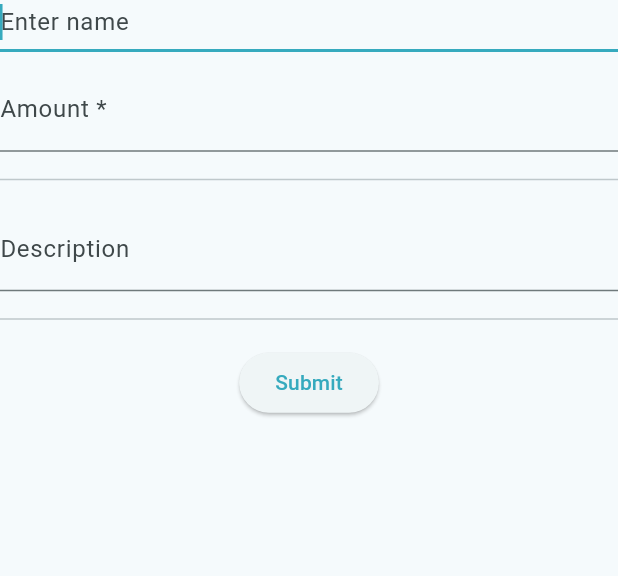
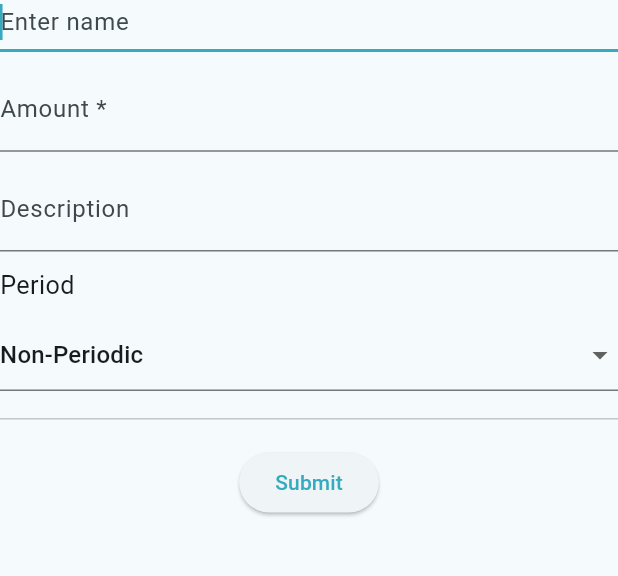
Before and after one commit to Supalien/WiseBud, a Flutter app: the NewBudgetScreen screen opened directly, on a phone screen of 412 x 824 dp, the part 116-692 px from its top. Run offline on Flutter 3.47's test engine with Material 3 defaults, Android fonts, the phone set to English and light mode, and no system bars; our stand-ins replace drift, drift_flutter; accounts and stored records are empty; generated files the repository leaves out were written again.

Commit message:
Improved new_budget and implemented periods

```diff
--- a/lib/database/database.dart
+++ b/lib/database/database.dart
@@ -100,7 +100,9 @@ class BudgetItems extends Table {
   TextColumn get name => text()();
   TextColumn get desc => text().nullable()();
   IntColumn get amount => integer()();
-  IntColumn get periodDays => integer()();
+  TextColumn get period => textEnum<Period>()();
+  IntColumn get customPeriod => integer().nullable()();
+
 
   IntColumn get tripId => integer().nullable().references(TripItems, #id)();
 }
--- a/lib/main.dart
+++ b/lib/main.dart
@@ -59,7 +59,7 @@ final Trip fakeTrip = Trip(
     Budget(
       name: 'accommodation',
       amount: 400,
-      periodDays: 30,
+      period: Period.monthly,
       expenses: [
         Expense(amount: 15, time: DateTime(2030, 1, 1, 1)),
         Expense(amount: 12, time: DateTime(2030, 1, 2)),
@@ -70,7 +70,7 @@ final Trip fakeTrip = Trip(
     Budget(
       name: 'food',
       amount: 100,
-      periodDays: 1,
+      period: Period.daily,
       expenses: [
         Expense(amount: 15, desc: 'breakfast'),
         Expense(amount: 55, desc: 'lunch'),
--- a/lib/models/budget.dart
+++ b/lib/models/budget.dart
@@ -1,15 +1,16 @@
 import 'package:drift/drift.dart';
+import 'package:flutter/material.dart';
 import 'package:wisebud/database/database.dart';
 import 'package:wisebud/models/expense.dart';
 import 'package:wisebud/models/trip.dart';
+import 'package:wisebud/utils.dart';
 
 class Budget {
   String name;
   String? desc;
   int amount;
-  int
-  periodDays; // TODO: need to figure out how to proccess monthly budgets when months have dynamic lengths. (maybe average of months length in the period of the trip?)
-              // Issue URL: https://github.com/Supalien/WiseBud/issues/28
+  Period period;
+  int? customPeriod;
 
   Trip? trip;
 
@@ -23,7 +24,8 @@ class Budget {
     required this.name,
     this.desc,
     required this.amount,
-    this.periodDays = 0,
+    this.period = Period.non,
+    this.customPeriod,
 
     this.trip,
     List<Expense>? expenses,
@@ -36,6 +38,15 @@ class Budget {
     }
   }
 
+  int get periodDays => switch (period) {
+    Period.daily => 1,
+    Period.weekly => 7,
+    Period.monthly => currentMonthLength(),
+    Period.yearly => currentYearLength(),
+    Period.custom => customPeriod ?? 0,
+    _ => 0,
+  };
+
   double get totalExpenses => expenses.fold(0, (sum, e) => sum + e.amount);
 
   void addExpense(Expense ex) {
@@ -44,7 +55,11 @@ class Budget {
     ex.budgetId = id;
   }
 
-    factory Budget.fromItem(BudgetItem item, {Trip? trip, List<Expense>? expenses}) {
+  factory Budget.fromItem(
+    BudgetItem item, {
+    Trip? trip,
+    List<Expense>? expenses,
+  }) {
     return Budget(
       id: item.id,
       createdAt: item.createdAt,
@@ -52,7 +67,7 @@ class Budget {
       name: item.name,
       desc: item.desc,
       amount: item.amount,
-      periodDays: item.periodDays,
+      period: item.period,
 
       tripId: item.tripId,
 
@@ -69,14 +84,16 @@ class Budget {
       name: name,
       desc: Value.absentIfNull(desc),
       amount: amount,
-      periodDays: periodDays,
+      period: period,
+      customPeriod: Value.absentIfNull(customPeriod),
 
       tripId: Value.absentIfNull(tripId ?? trip?.id),
     );
   }
 
   @override
-  String toString() => "Budget '$name'[${id ?? 0}] ${trip!=null ? "of $trip" : ""} - $amount";
+  String toString() =>
+      "Budget '$name'[${id ?? 0}] ${trip != null ? "of $trip" : ""} - $amount";
 
   // factory Budget.fromJson(Map<String, dynamic> m) {
   //   var b = Budget(
@@ -103,3 +120,5 @@ class Budget {
   //   if (tripId != null) 'tripId': tripId,
   // };
 }
+
+enum Period { non, daily, weekly, monthly, halfYearly, yearly, custom }
--- a/lib/models/trip.dart
+++ b/lib/models/trip.dart
@@ -46,7 +46,7 @@ class Trip {
 
   double get totalBudget => budgets.fold(
     0,
-    (sum, b) => (b.periodDays == 0)
+    (sum, b) => (b.period == Period.non)
         ? sum + b.amount
         : sum + b.amount * lengthDays / b.periodDays,
   );
@@ -55,7 +55,7 @@ class Trip {
 
   double get monthlyBudget => (budgets.where(
     (b) => b.periodDays > 0,
-  )).fold(0, (sum, b) => sum + b.amount * 30 / b.periodDays);
+  )).fold(0, (sum, b) => sum + b.amount * currentMonthLength() / b.periodDays);
 
   double get monthlyExpenses => (expenses.where(
     (e) =>
--- a/lib/pages/budget_tab.dart
+++ b/lib/pages/budget_tab.dart
@@ -47,7 +47,7 @@ class _BudgetTabState extends State<BudgetTab> {
   }
 
   Future<void> _newBudget(BuildContext context) async {
-    final result = await Navigator.push(
+    final result = await Navigator.push<BudgetResult>(
       context,
       MaterialPageRoute(builder: (context) => NewBudgetScreen()),
     );
@@ -58,7 +58,11 @@ class _BudgetTabState extends State<BudgetTab> {
       name: result.name,
       amount: result.amount,
       desc: result.desc,
+      period: result.period,
     );
+    if (result.period == Period.custom) {
+      newBudget.customPeriod = result.customPeriod;
+    }
     context.read<TripsProvider>().addBudget(newBudget);
   }
 }
--- a/lib/pages/new_budget.dart
+++ b/lib/pages/new_budget.dart
@@ -1,6 +1,9 @@
 import 'package:flutter/material.dart';
 import 'package:provider/provider.dart';
+import 'package:wisebud/models/budget.dart';
 import 'package:wisebud/models/trip.dart';
+
+typedef BudgetResult = ({String name, int amount, String? desc, Period period, int? customPeriod});
 
 class NewBudgetScreen extends StatefulWidget {
   const NewBudgetScreen({super.key});
@@ -13,8 +16,9 @@ class _NewBudgetScreenState extends State<NewBudgetScreen> {
   final GlobalKey<FormState> _formKey = GlobalKey<FormState>();
   String name = "";
   int amount = 0;
-  String desc = "";
-  // int periodDays = 0;
+  String? desc;
+  Period period = Period.non;
+  int? customPeriod;
   @override
   Widget build(BuildContext context) {
     return Scaffold(
@@ -26,7 +30,10 @@ class _NewBudgetScreenState extends State<NewBudgetScreen> {
           children: [
             TextFormField(
               onSaved: (newValue) => name = newValue!,
-              decoration: InputDecoration(hintText: "Enter name", labelText: "Name *"),
+              decoration: InputDecoration(
+                hintText: "Enter name",
+                labelText: "Name *",
+              ),
               validator: (String? value) {
                 if (value == null || value.isEmpty) {
                   return "Please enter some text";
@@ -42,12 +49,16 @@ class _NewBudgetScreenState extends State<NewBudgetScreen> {
             ),
             TextFormField(
               onSaved: (newValue) => amount = int.parse(newValue!),
-              decoration: InputDecoration(hintText: "Enter amount", labelText: "Amount *"),
+              decoration: InputDecoration(
+                hintText: "Enter amount",
+                labelText: "Amount *",
+              ),
               validator: (String? value) {
-                if (value == null || value.isEmpty){
+                if (value == null || value.isEmpty) {
                   return "Please enter some number";
                 }
-                if (int.tryParse(value) == null){ // not numeric
+                if (int.tryParse(value) == null) {
+                  // not numeric
                   return "Amount should be a number!";
                 }
                 return null;
@@ -55,21 +66,68 @@ class _NewBudgetScreenState extends State<NewBudgetScreen> {
               keyboardType: TextInputType.number,
             ),
 
-            Divider(),
-
             TextFormField(
               onSaved: (newValue) => desc = newValue!,
-              decoration: InputDecoration(hintText: "Enter description", labelText: "Description"),
+              decoration: InputDecoration(
+                hintText: "Enter description",
+                labelText: "Description",
+              ),
             ),
+
+            Row(children: [Text("Period", textScaler: TextScaler.linear(1.2))]),
+            DropdownButtonFormField(
+              items: [
+                DropdownMenuItem(
+                  value: Period.non,
+                  child: Text("Non-Periodic"),
+                ),
+                DropdownMenuItem(value: Period.daily, child: Text("Daily")),
+                DropdownMenuItem(value: Period.weekly, child: Text("Weekly")),
+                DropdownMenuItem(value: Period.monthly, child: Text("Monthly")),
+                DropdownMenuItem(value: Period.yearly, child: Text("Yearly")),
+                DropdownMenuItem(value: Period.custom, child: Text("Custom")),
+              ],
+              onChanged: (p) => setState(() {
+                period = p ?? period;
+                if (p != Period.custom) customPeriod = null;
+              }),
+              onSaved: (p) => period = p ?? period,
+              value: Period.non,
+            ),
+
+            if (period == Period.custom)
+              TextFormField(
+                onSaved: (newValue) =>
+                    customPeriod = int.tryParse(newValue ?? ""),
+                decoration: InputDecoration(hintText: "Enter custom period"),
+                validator: (String? value) {
+                  if (value == null ||
+                      value.isEmpty ||
+                      int.tryParse(value) == null) {
+                    return "Please enter some number";
+                  }
+                  return null;
+                },
+                keyboardType: TextInputType.number,
+              ),
 
             Divider(),
 
-            ElevatedButton(onPressed: () {
-              if (_formKey.currentState!.validate()){
-                _formKey.currentState!.save();
-                Navigator.pop(context, (name: name, amount: amount, desc: desc));
-              }
-            }, child: Text("Submit")),
+            ElevatedButton(
+              onPressed: () {
+                if (_formKey.currentState!.validate()) {
+                  _formKey.currentState!.save();
+                  Navigator.pop<BudgetResult>(context, (
+                    name: name,
+                    amount: amount,
+                    desc: desc,
+                    period: period,
+                    customPeriod: customPeriod,
+                  ));
+                }
+              },
+              child: Text("Submit"),
+            ),
           ],
         ),
       ),
```
Also changed, not shown: lib/utils.dart (+18 -3 lines), lib/database/database.g.dart.
